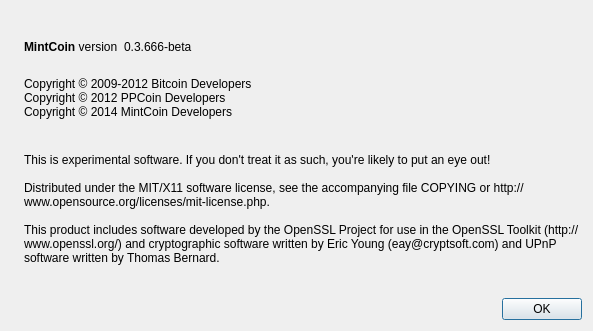
Above: src/qt/forms/aboutdialog.ui from MintcoinCommunity/Mintcoin-Desktop-Wallet before the change. Below: the same form after it.
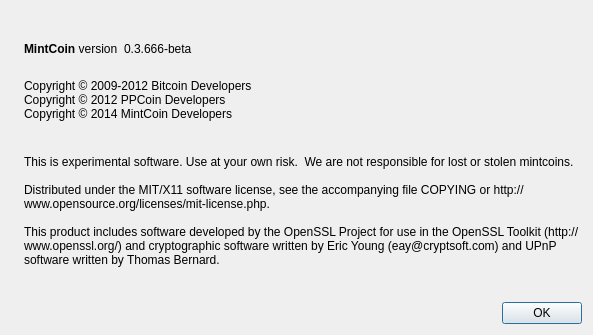
That is the form after the change. Icons and pictures are not drawn.

The edit to the form file:
```diff
--- a/src/qt/forms/aboutdialog.ui
+++ b/src/qt/forms/aboutdialog.ui
@@ -7,7 +7,7 @@
     <x>0</x>
     <y>0</y>
     <width>593</width>
-    <height>331</height>
+    <height>335</height>
    </rect>
   </property>
   <property name="windowTitle">
@@ -109,7 +109,7 @@
        </property>
        <property name="text">
         <string>
-This is experimental software. If you don't treat it as such, you're likely to put an eye out!
+This is experimental software. Use at your own risk.  We are not responsible for lost or stolen mintcoins.
 
 Distributed under the MIT/X11 software license, see the accompanying file COPYING or http://www.opensource.org/licenses/mit-license.php.
 
```
